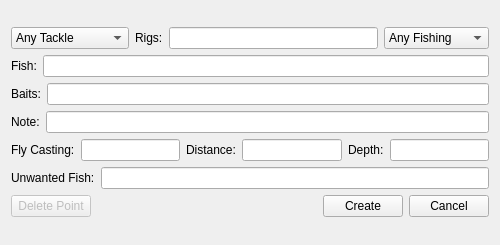
Before: the Qt Designer form CreatePoint.ui in FliXis24/Russian-Fishing-4-Offline-Maps, drawn with Qt 5.
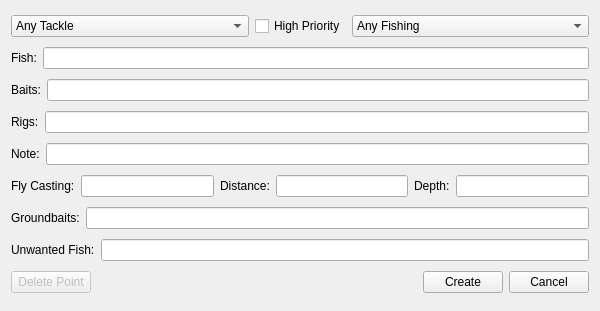
After: the same form once the commit is applied. Icons and pictures are not drawn.

Commit message: Added items to CreatePoint menu: Groundbaits, High Priority, Any Fishing, Any Tackle

The edit to the form file:
```diff
--- a/CreatePoint.ui
+++ b/CreatePoint.ui
@@ -9,20 +9,20 @@
    <rect>
     <x>0</x>
     <y>0</y>
-    <width>500</width>
-    <height>245</height>
+    <width>600</width>
+    <height>311</height>
    </rect>
   </property>
   <property name="minimumSize">
    <size>
     <width>0</width>
-    <height>245</height>
+    <height>311</height>
    </size>
   </property>
   <property name="maximumSize">
    <size>
     <width>16777215</width>
-    <height>245</height>
+    <height>311</height>
    </size>
   </property>
   <property name="windowTitle">
@@ -34,11 +34,15 @@
   </property>
   <layout class="QGridLayout" name="gridLayout">
    <item row="0" column="0">
-    <layout class="QVBoxLayout" name="verticalLayout">
-     <item>
-      <layout class="QHBoxLayout" name="horizontalLayout">
+    <layout class="QHBoxLayout" name="horizontalLayout_9">
        <item>
         <widget class="QComboBox" name="comboBoxTackle">
+       <property name="sizePolicy">
+        <sizepolicy hsizetype="Expanding" vsizetype="Fixed">
+         <horstretch>0</horstretch>
+         <verstretch>0</verstretch>
+        </sizepolicy>
+       </property>
          <item>
           <property name="text">
            <string>Any Tackle</string>
@@ -62,17 +66,20 @@
         </widget>
        </item>
        <item>
-        <widget class="QLabel" name="labelRigs">
+      <widget class="QCheckBox" name="checkBoxHighPriority">
          <property name="text">
-          <string>Rigs:</string>
+        <string>High Priority</string>
          </property>
         </widget>
        </item>
-       <item>
-        <widget class="QLineEdit" name="textEditRigs"/>
-       </item>
        <item>
         <widget class="QComboBox" name="comboBoxFrom">
+       <property name="sizePolicy">
+        <sizepolicy hsizetype="Expanding" vsizetype="Fixed">
+         <horstretch>0</horstretch>
+         <verstretch>0</verstretch>
+        </sizepolicy>
+       </property>
          <item>
           <property name="text">
            <string>Any Fishing</string>
@@ -92,8 +99,8 @@
        </item>
       </layout>
      </item>
-     <item>
-      <layout class="QHBoxLayout" name="horizontalLayout_2">
+   <item row="1" column="0">
+    <layout class="QHBoxLayout" name="horizontalLayout_8">
        <item>
         <widget class="QLabel" name="labelFish">
          <property name="text">
@@ -106,8 +113,8 @@
        </item>
       </layout>
      </item>
-     <item>
-      <layout class="QHBoxLayout" name="horizontalLayout_3">
+   <item row="2" column="0">
+    <layout class="QHBoxLayout" name="horizontalLayout_7">
        <item>
         <widget class="QLabel" name="labelBaits">
          <property name="text">
@@ -120,8 +127,22 @@
        </item>
       </layout>
      </item>
+   <item row="3" column="0">
+    <layout class="QHBoxLayout" name="horizontalLayout_6">
      <item>
-      <layout class="QHBoxLayout" name="horizontalLayout_4">
+      <widget class="QLabel" name="labelRigs">
+       <property name="text">
+        <string>Rigs:</string>
+       </property>
+      </widget>
+     </item>
+     <item>
+      <widget class="QLineEdit" name="textEditRigs"/>
+     </item>
+    </layout>
+   </item>
+   <item row="4" column="0">
+    <layout class="QHBoxLayout" name="horizontalLayout_5">
        <item>
         <widget class="QLabel" name="labelNote">
          <property name="text">
@@ -134,8 +155,8 @@
        </item>
       </layout>
      </item>
-     <item>
-      <layout class="QHBoxLayout" name="horizontalLayout_5">
+   <item row="5" column="0">
+    <layout class="QHBoxLayout" name="horizontalLayout_4">
        <item>
         <widget class="QLabel" name="labelFlyCasting">
          <property name="inputMethodHints">
@@ -186,8 +207,22 @@
        </item>
       </layout>
      </item>
+   <item row="6" column="0">
+    <layout class="QHBoxLayout" name="horizontalLayout_3">
      <item>
-      <layout class="QHBoxLayout" name="horizontalLayout_6">
+      <widget class="QLabel" name="labelGroundbaits">
+       <property name="text">
+        <string>Groundbaits:</string>
+       </property>
+      </widget>
+     </item>
+     <item>
+      <widget class="QLineEdit" name="textEditGroundbaits"/>
+     </item>
+    </layout>
+   </item>
+   <item row="7" column="0">
+    <layout class="QHBoxLayout" name="horizontalLayout_2">
        <item>
         <widget class="QLabel" name="labelUnwantedFish">
          <property name="text">
@@ -200,8 +235,8 @@
        </item>
       </layout>
      </item>
-     <item>
-      <layout class="QHBoxLayout" name="horizontalLayout_7">
+   <item row="8" column="0">
+    <layout class="QHBoxLayout" name="horizontalLayout">
        <item>
         <widget class="QPushButton" name="pushButtonDeletePoint">
          <property name="enabled">
@@ -219,7 +254,7 @@
          </property>
          <property name="sizeHint" stdset="0">
           <size>
-           <width>198</width>
+         <width>182</width>
            <height>22</height>
           </size>
          </property>
@@ -241,8 +276,6 @@
           <string>Cancel</string>
          </property>
         </widget>
-       </item>
-      </layout>
      </item>
     </layout>
    </item>
```
Lines whose indentation alone changed are shown as unchanged. The commit also changes 14 other files.
